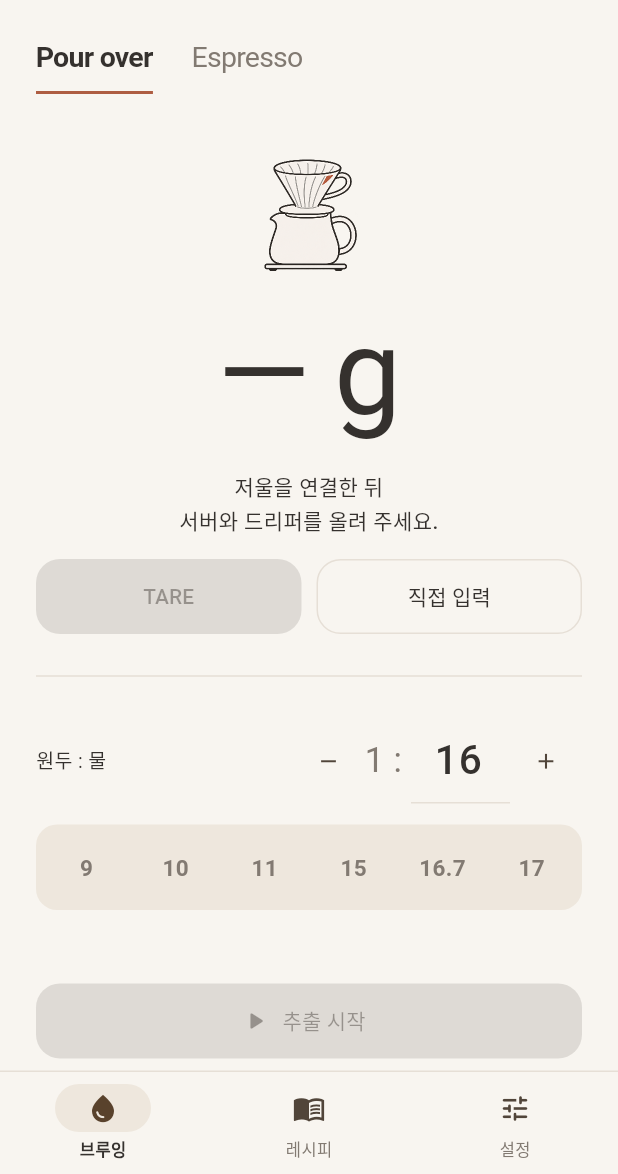
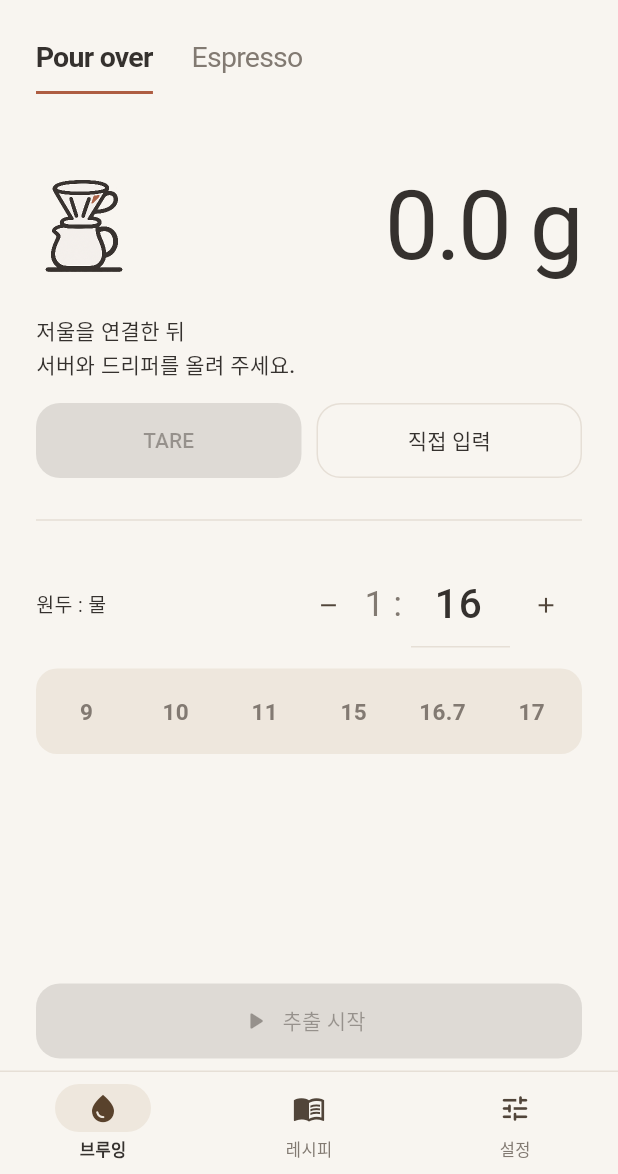
Before and after one commit to gomgoguma/dot-pour, a Flutter app: the screen it shows after launch, after a tap on "이 저울로 시작", on a phone screen of 412 x 824 dp, the part 62-1236 px from its top. Run offline on Flutter 3.47's test engine with Material 3 defaults, Android fonts, the phone set to English and light mode, and no system bars; our stand-ins replace package_info_plus, shared_preferences, wakelock_plus; missing offline and left inert: bluetooth_low_energy, bluetooth_low_energy_platform_interface.

Commit message:
Compact weighing layout and add phase-aware illustrations

```diff
--- a/assets/illustrations/generation.txt
+++ b/assets/illustrations/generation.txt
@@ -1,5 +1,13 @@
 Generated with the built-in image_gen tool on 2026-11-17.
 Final asset: pour-over-setup.png, transparent background.
+
+Bold setup revision, built-in image_gen, 2026-11-17
+Edit target: pour-over-setup.png. Supporting style reference: coffee-beans.png.
+Prompt: Redraw the server and dripper in the coffee-bean icon's minimal heavy-outline style. Preserve the recognizable conical dripper on the server with a spout and handle. Use charcoal #35312E outlines approximately three times heavier, legible at 64px tall, with rounded joins. Keep only two broad rib lines, a plain server body, simple handles and one solid scale baseline. Flat ivory #F8F5F0 fills and one terracotta #AE5D42 accent. Transparent background and handle holes. No thin details, reflections, text, shadows, textures or extra objects.
+
+Coffee bean illustration, built-in image_gen, 2026-11-17
+Final asset: coffee-beans.png, transparent background.
+Prompt: Use case: illustration-story. Asset type: a tiny instructional coffee-bean illustration for the Dot Pour native app. Two clearly recognizable roasted coffee beans, arranged as a compact balanced pair, one slightly smaller bean in the lower-left and one larger bean behind in the upper-right, gently tilted in opposite directions. Each bean is an oval with a clean curved central split. Flat minimal editorial drawing with substantial smooth warm charcoal #35312E outlines, flat muted terracotta #AE5D42 bean bodies and a simple ivory #F8F5F0 center split. No 3D, no texture, grain, shading, gradients or glossy highlights. Clean contours that remain legible at 56 pixels. Square canvas with the beans filling 85 percent of its width and height. Genuinely transparent background, including every gap outside the beans. No ground, shadow, scattered powder, extra objects, leaves, cups, equipment, text, numbers, labels, border or background tile. Match a calm flat charcoal-and-terracotta coffee equipment instruction icon.
 
 Initial prompt
 Use case: illustration-story. Asset type: a small instructional illustration for the Dot Pour coffee scale app's preparation screen. One simple recognizable pour-over setup, straight-on three-quarter view: a conical ribbed ceramic V60-style dripper sitting on the open neck of an empty glass coffee server, the server has a short pouring spout on its left and a rounded handle on its right. Both rest together on a very thin horizontal scale platform. Make the dripper and glass server clearly identifiable at just 100 pixels tall. Flat minimal editorial line illustration, substantial smooth warm charcoal #35312E outlines, 1 small muted terracotta #AE5D42 accent on the dripper, restrained ivory highlights only inside objects. The glass server interior stays transparent. The whole background must be genuinely transparent, including around the illustration, with no ground shadow, no background card and no colored wash. Landscape 4:3 canvas, subject fills 90% of available height, tight balanced margins. No words, numbers, logos, hands, kettle, steam, coffee bean symbols, loose accessories, textured paper, decorative dots, gradients or photographic detail. A practical calm diagram of the equipment to put on the scale.
--- a/lib/main.dart
+++ b/lib/main.dart
@@ -448,7 +448,8 @@ class _BrewScreenState extends State<BrewScreen> {
   Widget _brewing() {
     final brew = c.brew;
     final scale = c.scale!;
-    return Center(
+    return Align(
+      alignment: Alignment.topCenter,
       child: ConstrainedBox(
         constraints: const BoxConstraints(maxWidth: 608),
         child: SingleChildScrollView(
--- a/lib/ui/weighing_panel.dart
+++ b/lib/ui/weighing_panel.dart
@@ -81,41 +81,43 @@ class WeighingPanel extends StatelessWidget {
       padding: const EdgeInsets.symmetric(vertical: 16),
       child: Column(
         children: [
-          Stack(
-            alignment: Alignment.topRight,
+          Row(
             children: [
-              Center(
-                child: Image.asset(
-                  'assets/illustrations/pour-over-setup.png',
-                  height: 78,
-                  cacheHeight: 234,
+              Image.asset(
+                isWeighing
+                    ? 'assets/illustrations/coffee-beans.png'
+                    : 'assets/illustrations/pour-over-setup.png',
+                key: const Key('setup-illustration'),
+                width: 64,
+                height: 64,
+                cacheHeight: 192,
+                fit: BoxFit.contain,
                 filterQuality: FilterQuality.high,
-                  semanticLabel: '저울 위에 놓인 서버와 드리퍼',
+                semanticLabel: isWeighing ? '커피 원두' : '저울 위에 놓인 서버와 드리퍼',
               ),
-              ),
-              if (isWeighing)
-                TextButton.icon(
-                  key: const Key('restart-scale-setup'),
-                  onPressed: c.canChangeScale ? c.restartDoseSetup : null,
-                  icon: const Icon(Icons.restart_alt, size: 16),
-                  label: const Text('세팅 다시'),
-                ),
-            ],
-          ),
-          const SizedBox(height: 8),
-          FittedBox(
+              const SizedBox(width: 16),
+              Expanded(
+                child: FittedBox(
+                  fit: BoxFit.scaleDown,
+                  alignment: Alignment.centerRight,
                   child: Text(
-              overloaded ? '용량 초과' : '${grams?.toStringAsFixed(1) ?? '—'} g',
+                    overloaded
+                        ? '용량 초과'
+                        : '${grams?.toStringAsFixed(1) ?? '0.0'} g',
                     key: const Key('live-weight'),
+                    semanticsLabel: grams == null ? '저울 연결 대기, 0.0 g' : null,
                     style: const TextStyle(
-                fontSize: 80,
+                      fontSize: 64,
                       letterSpacing: -2,
                       fontWeight: FontWeight.w400,
                       fontFeatures: [FontFeature.tabularFigures()],
                     ),
                   ),
                 ),
-          const SizedBox(height: 8),
+              ),
+            ],
+          ),
+          const SizedBox(height: 12),
           if (!isWeighing && c.hasSetupWeight) ...[
             DecoratedBox(
               decoration: BoxDecoration(
@@ -140,16 +142,29 @@ class WeighingPanel extends StatelessWidget {
             const SizedBox(height: 6),
           ],
           if (suggested == null)
-            Text(
+            Row(
+              children: [
+                Expanded(
+                  child: Text(
                     instruction,
                     key: const Key('weighing-instruction'),
-              textAlign: TextAlign.center,
                     style: const TextStyle(
                       color: ink,
                       fontSize: 14,
                       fontWeight: FontWeight.w500,
                       height: 1.6,
                     ),
+                  ),
+                ),
+                if (isWeighing) ...[
+                  const SizedBox(width: 8),
+                  TextButton(
+                    key: const Key('restart-scale-setup'),
+                    onPressed: c.canChangeScale ? c.restartDoseSetup : null,
+                    child: const Text('세팅 다시', style: TextStyle(fontSize: 12)),
+                  ),
+                ],
+              ],
             ),
           if (dose != null && c.validateDose(dose) == null) ...[
             const SizedBox(height: 8),
--- a/pubspec.yaml
+++ b/pubspec.yaml
@@ -16,7 +16,7 @@ publish_to: 'none' # Remove this line if you wish to publish to pub.dev
 # https://developer.apple.com/library/archive/documentation/General/Reference/InfoPlistKeyReference/Articles/CoreFoundationKeys.html
 # In Windows, build-name is used as the major, minor, and patch parts
 # of the product and file versions while build-number is used as the build suffix.
-version: 0.4.14+19
+version: 0.4.15+20
 
 environment:
   sdk: ^3.7.2
@@ -70,6 +70,7 @@ flutter:
   assets:
     - assets/brand/dot-pour-drops.png
     - assets/illustrations/pour-over-setup.png
+    - assets/illustrations/coffee-beans.png
 
   # To add assets to your application, add an assets section, like this:
   # assets:
```
Also changed, not shown: assets/illustrations/coffee-beans.png (added), assets/illustrations/pour-over-setup.png, 2 other files. Lines whose indentation alone changed are shown as unchanged.
